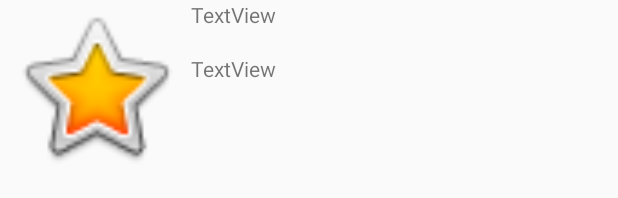
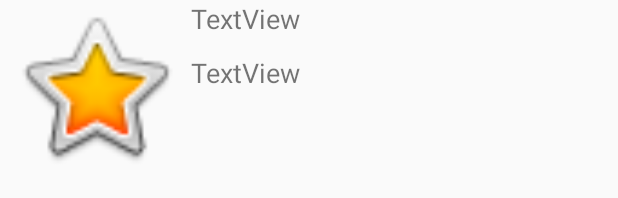
Before and after one commit to birgullayaz/yemektarifleri_json, an Android app: the layout yemek_gorunumu.xml on its own in the app's theme, with its tools: preview values and no code run, on a phone screen of 412 x 824 dp. Shown: the top 198 px of the screen. Run offline under Robolectric (Android 15) with nearby library versions, the phone set to English and light mode, and no system bars.

Commit message:
ılk commıt

```diff
--- a/app/src/main/res/layout/yemek_gorunumu.xml
+++ b/app/src/main/res/layout/yemek_gorunumu.xml
@@ -8,7 +8,7 @@
     android:layout_height="match_parent">
 
     <ImageView
-        android:id="@+id/imageView"
+        android:id="@+id/ivResim"
         android:layout_width="127dp"
         android:layout_height="116dp"
         android:layout_alignParentStart="true"
@@ -18,20 +18,21 @@
         app:srcCompat="@android:drawable/btn_star_big_on" />
 
     <TextView
-        android:id="@+id/txtBaslik"
+        android:id="@+id/tvBaslik"
         android:layout_width="wrap_content"
         android:layout_height="wrap_content"
         android:layout_alignParentTop="true"
-        android:layout_toEndOf="@+id/imageView"
+        android:layout_toEndOf="@+id/ivResim"
         android:text="TextView"
-        android:textSize="14sp" />
+        android:textSize="18sp" />
 
     <TextView
-        android:id="@+id/textView2"
+        android:id="@+id/tvKategori"
         android:layout_width="wrap_content"
         android:layout_height="wrap_content"
         android:layout_alignParentTop="true"
         android:layout_marginTop="36dp"
-        android:layout_toEndOf="@+id/imageView"
-        android:text="TextView" />
+        android:layout_toEndOf="@+id/ivResim"
+        android:text="TextView"
+        android:textSize="18sp" />
 </RelativeLayout>
```
Also changed, not shown: app/src/main/res/layout/activity_main.xml (+10 -10 lines).
